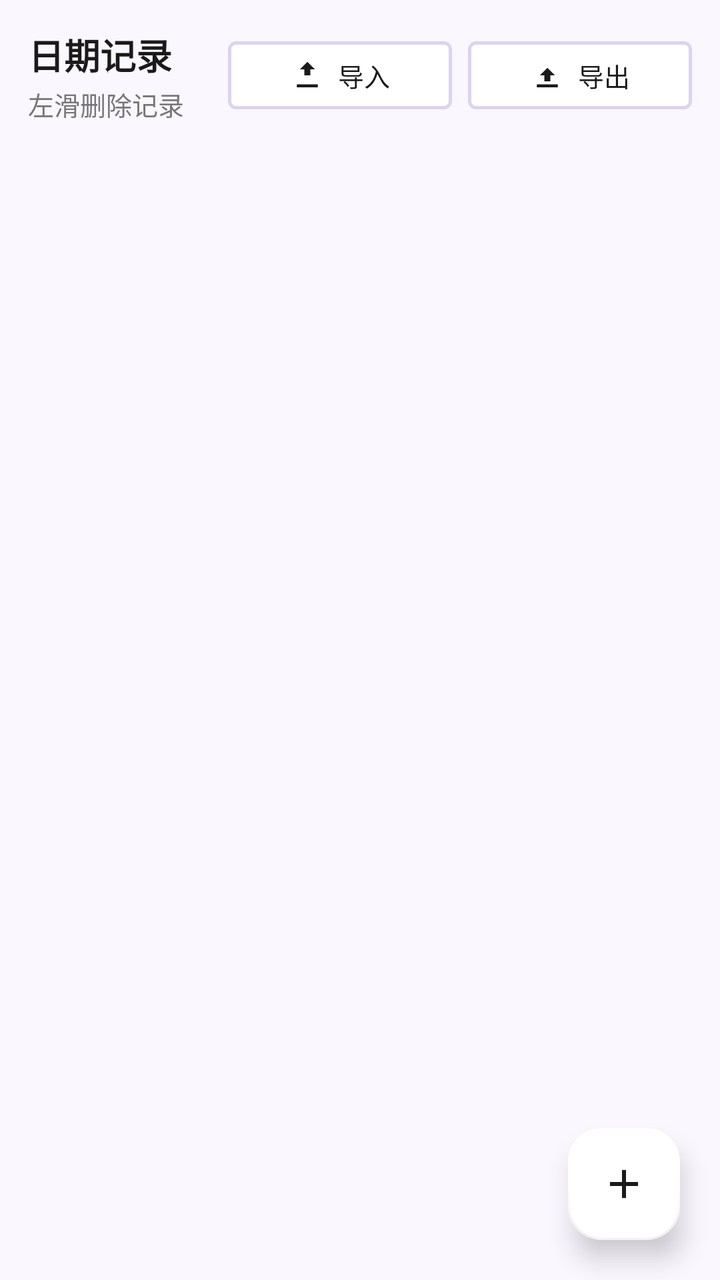
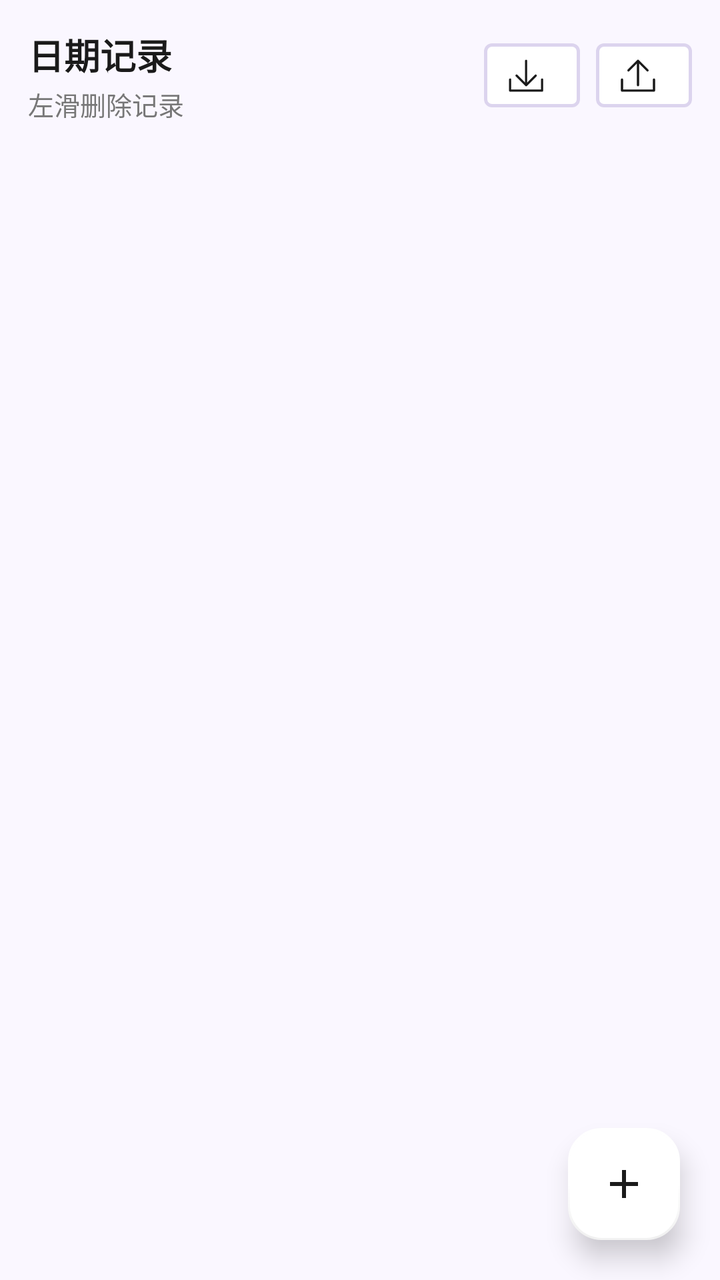

Before-and-after screenshots of an Android layout around one commit, followed by the original layout XML and the change that was made.
<!-- AndroidManifest.xml: application theme Theme.IPredict -->
<!-- res/layout/fragment_dates.xml -->
<?xml version='1.0' encoding='utf-8'?>
<FrameLayout xmlns:android='http://schemas.android.com/apk/res/android'
    xmlns:app='http://schemas.android.com/apk/res-auto'
    android:layout_width='match_parent'
    android:layout_height='match_parent'
    android:background='@color/page_bg'>

    <LinearLayout
        android:layout_width='match_parent'
        android:layout_height='match_parent'
        android:orientation='vertical'
        android:padding='14dp'>

        <LinearLayout
            android:layout_width='match_parent'
            android:layout_height='wrap_content'
            android:gravity='center_vertical'
            android:orientation='horizontal'>

            <LinearLayout
                android:layout_width='0dp'
                android:layout_height='wrap_content'
                android:layout_weight='1'
                android:orientation='vertical'>

                <TextView
                    android:layout_width='wrap_content'
                    android:layout_height='wrap_content'
                    android:text='日期记录'
                    android:textColor='@color/text_primary'
                    android:textSize='18sp'
                    android:textStyle='bold' />

                <TextView
                    android:layout_width='wrap_content'
                    android:layout_height='wrap_content'
                    android:layout_marginTop='2dp'
                    android:text='左滑删除记录'
                    android:textColor='@color/text_secondary'
                    android:textSize='13sp' />
            </LinearLayout>

            <com.google.android.material.button.MaterialButton
                android:id='@+id/btnImport'
                style='@style/Widget.IPredict.SmallButton'
                android:layout_marginEnd='8dp'
                android:text='导入'
                app:icon='@drawable/ic_import_standard' />

            <com.google.android.material.button.MaterialButton
                android:id='@+id/btnExport'
                style='@style/Widget.IPredict.SmallButton'
                android:text='导出'
                app:icon='@drawable/ic_export_standard' />
        </LinearLayout>

        <androidx.recyclerview.widget.RecyclerView
            android:id='@+id/recyclerDates'
            android:layout_width='match_parent'
            android:layout_height='0dp'
            android:layout_marginTop='12dp'
            android:layout_weight='1'
            android:clipToPadding='false'
            android:paddingBottom='80dp' />
    </LinearLayout>

    <com.google.android.material.floatingactionbutton.FloatingActionButton
        android:id='@+id/fabAdd'
        android:layout_width='wrap_content'
        android:layout_height='wrap_content'
        android:layout_gravity='bottom|end'
        android:layout_margin='20dp'
        android:contentDescription='add'
        android:src='@drawable/ic_add_standard'
        app:backgroundTint='@color/card_bg'
        app:borderWidth='1dp'
        app:elevation='8dp'
        app:tint='@color/text_primary' />

</FrameLayout>
<!-- resources referenced by this layout -->
<resources>
  <color name="card_bg">#FFFFFFFF</color>
  <color name="page_bg">#FFFAF7FF</color>
  <color name="text_primary">#FF1A1A1A</color>
  <color name="text_secondary">#FF777777</color>
  <!-- drawable ic_add_standard (drawable) -->
  <?xml version="1.0" encoding="utf-8"?>
  <vector xmlns:android="http://schemas.android.com/apk/res/android"
      android:width="24dp"
      android:height="24dp"
      android:viewportWidth="24"
      android:viewportHeight="24">
      <path
          android:fillColor="@android:color/white"
          android:pathData="M11,5h2v6h6v2h-6v6h-2v-6H5v-2h6z" />
  </vector>
  <!-- drawable ic_export_standard (drawable) -->
  <?xml version="1.0" encoding="utf-8"?>
  <vector xmlns:android="http://schemas.android.com/apk/res/android"
      android:width="24dp"
      android:height="24dp"
      android:viewportWidth="24"
      android:viewportHeight="24">
      <path
          android:fillColor="@android:color/white"
          android:pathData="M5,20h14v-2H5V20zM12,7l5,5h-3v4h-4v-4H7L12,7z" />
  </vector>
  <!-- drawable ic_import_standard (drawable) -->
  <?xml version="1.0" encoding="utf-8"?>
  <vector xmlns:android="http://schemas.android.com/apk/res/android"
      android:width="24dp"
      android:height="24dp"
      android:viewportWidth="24"
      android:viewportHeight="24">
      <path
          android:fillColor="@android:color/white"
          android:pathData="M5,20h14v-2H5V20zM12,3l-5,5h3v4h4V8h3L12,3z" />
  </vector>
  <style name="Widget.IPredict.SmallButton" parent="Widget.Material3.Button.OutlinedButton">
          <item name="android:layout_width">112dp</item>
          <item name="android:layout_height">42dp</item>
          <item name="android:textColor">@color/text_primary</item>
          <item name="backgroundTint">@color/card_bg</item>
          <item name="strokeColor">@color/divider</item>
          <item name="strokeWidth">1.5dp</item>
          <item name="shapeAppearance">@style/ShapeAppearance.Material3.SmallComponent</item>
          <item name="iconTint">@color/text_primary</item>
          <item name="iconGravity">textStart</item>
          <item name="iconPadding">6dp</item>
          <item name="android:textSize">13sp</item>
      </style>
  <style name="Theme.IPredict" parent="Theme.Material3.DayNight.NoActionBar">
          <item name="android:statusBarColor">@android:color/transparent</item>
          <item name="android:navigationBarColor">@color/page_bg</item>
          <item name="android:windowLightStatusBar" tools:targetApi="m">true</item>
      </style>
  <color name="divider">#FFDCD4EE</color>
</resources>

<!-- the commit's change to res/layout/fragment_dates.xml (unified diff, before → after) -->
@@ -44,13 +44,21 @@
                 android:id='@+id/btnImport'
                 style='@style/Widget.IPredict.SmallButton'
                 android:layout_marginEnd='8dp'
-                android:text='导入'
+                android:layout_width='48dp'
+                android:layout_height='40dp'
+                android:gravity='center'
+                android:text=''
+                android:contentDescription='导入'
                 app:icon='@drawable/ic_import_standard' />
 
             <com.google.android.material.button.MaterialButton
                 android:id='@+id/btnExport'
                 style='@style/Widget.IPredict.SmallButton'
-                android:text='导出'
+                android:layout_width='48dp'
+                android:layout_height='40dp'
+                android:gravity='center'
+                android:text=''
+                android:contentDescription='导出'
                 app:icon='@drawable/ic_export_standard' />
         </LinearLayout>
 
<!-- resource entries referenced after the edit -->
@@ -20,22 +20,36 @@
   <vector xmlns:android="http://schemas.android.com/apk/res/android"
       android:width="24dp"
       android:height="24dp"
-      android:viewportWidth="24"
-      android:viewportHeight="24">
+      android:viewportWidth="1024"
+      android:viewportHeight="1024">
+      
       <path
           android:fillColor="@android:color/white"
-          android:pathData="M5,20h14v-2H5V20zM12,7l5,5h-3v4h-4v-4H7L12,7z" />
+          android:pathData="M783.36 404.48a32 32 0 0 1-22.4-9.6L512 145.92 263.04 394.88a32 32 0 0 1-45.44 0 32.64 32.64 0 0 1 0-45.44l272-271.36a30.72 30.72 0 0 1 44.8 0l272 271.36a32.64 32.64 0 0 1 0 45.44 32.64 32.64 0 0 1-23.04 9.6z" />
+      <path
+          android:fillColor="@android:color/white"
+          android:pathData="M512 823.68a32 32 0 0 1-32-32V119.68a32 32 0 0 1 64 0v672a32 32 0 0 1-32 32z" />
+      <path
+          android:fillColor="@android:color/white"
+          android:pathData="M967.04 977.28H56.96a32 32 0 0 1-32-32v-313.6a32.64 32.64 0 0 1 32-32 32 32 0 0 1 32 32v281.6h846.08v-281.6a32 32 0 0 1 32-32 32.64 32.64 0 0 1 32 32v313.6a32 32 0 0 1-32 32z" />
   </vector>
   <!-- drawable ic_import_standard (drawable) -->
   <?xml version="1.0" encoding="utf-8"?>
   <vector xmlns:android="http://schemas.android.com/apk/res/android"
       android:width="24dp"
       android:height="24dp"
-      android:viewportWidth="24"
-      android:viewportHeight="24">
+      android:viewportWidth="1024"
+      android:viewportHeight="1024">
+      
       <path
           android:fillColor="@android:color/white"
-          android:pathData="M5,20h14v-2H5V20zM12,3l-5,5h3v4h4V8h3L12,3z" />
+          android:pathData="M515.2 823.68a30.08 30.08 0 0 1-22.4-9.6L220.8 542.72a32 32 0 0 1 45.44-45.44l248.96 248.96 248.96-248.96a32 32 0 0 1 45.44 45.44L537.6 814.08a30.08 30.08 0 0 1-22.4 9.6z" />
+      <path
+          android:fillColor="@android:color/white"
+          android:pathData="M515.2 804.48a32 32 0 0 1-32-32V100.48a32 32 0 0 1 64 0v672a32 32 0 0 1-32 32z" />
+      <path
+          android:fillColor="@android:color/white"
+          android:pathData="M970.24 977.28H60.16a32 32 0 0 1-32-32v-313.6a32.64 32.64 0 0 1 32-32 32 32 0 0 1 32 32v281.6h846.08v-281.6a32 32 0 0 1 64 0v313.6a32 32 0 0 1-32 32z" />
   </vector>
   <style name="Widget.IPredict.SmallButton" parent="Widget.Material3.Button.OutlinedButton">
           <item name="android:layout_width">112dp</item>
